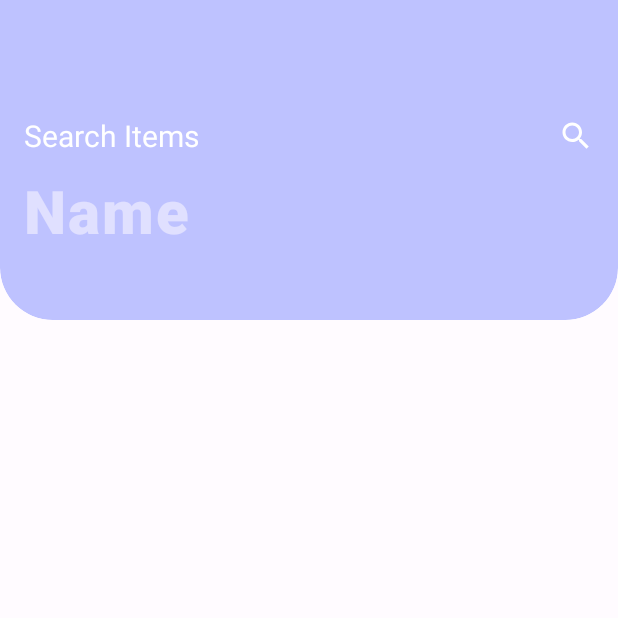
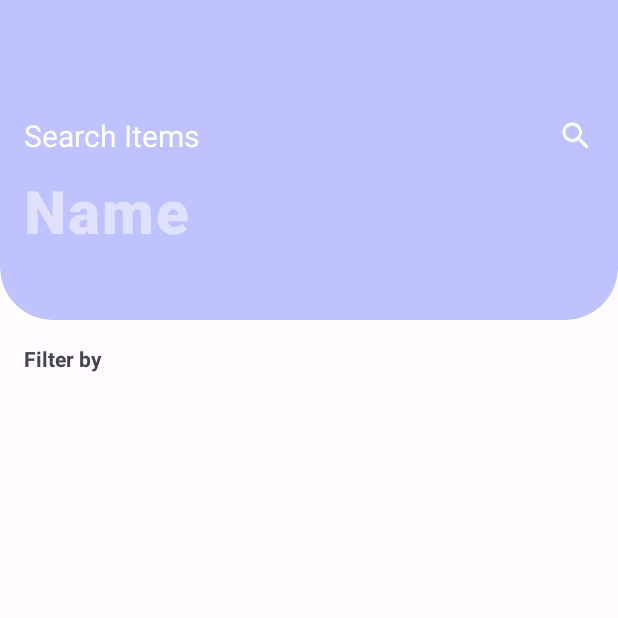
Before and after one commit to JayJsan/Candeez, an Android app: the ListActivity screen opened directly, with no data from a screen before it, on a phone screen of 412 x 824 dp, the top half of it. Run offline under Robolectric (Android 15) with nearby library versions, the phone set to English and light mode, and no system bars.

Commit message:
feat: create button for category filtering

```diff
--- a/app/src/main/res/layout/activity_list.xml
+++ b/app/src/main/res/layout/activity_list.xml
@@ -83,6 +83,24 @@
                 </androidx.cardview.widget.CardView>
 
             </androidx.constraintlayout.widget.ConstraintLayout>
+
+            <androidx.constraintlayout.widget.ConstraintLayout
+                android:layout_width="match_parent"
+                android:layout_height="match_parent">
+
+                <TextView
+                    android:id="@+id/textView8"
+                    android:layout_width="wrap_content"
+                    android:layout_height="wrap_content"
+                    android:layout_marginStart="16dp"
+                    android:layout_marginTop="16dp"
+                    android:text="Filter by"
+                    android:textColor="@color/md_theme_light_onSurfaceVariant"
+                    android:textStyle="bold"
+                    app:layout_constraintStart_toStartOf="parent"
+                    app:layout_constraintTop_toTopOf="parent" />
+            </androidx.constraintlayout.widget.ConstraintLayout>
+
         </LinearLayout>
     </ScrollView>
 
@@ -92,4 +110,5 @@
         android:layout_width="match_parent"
         android:layout_height="wrap_content"
         app:layout_constraintBottom_toBottomOf="parent" />
+
 </androidx.constraintlayout.widget.ConstraintLayout>
```
Also changed, not shown: app/src/main/res/layout/category_filter_button.xml (added, +12 -0 lines).
